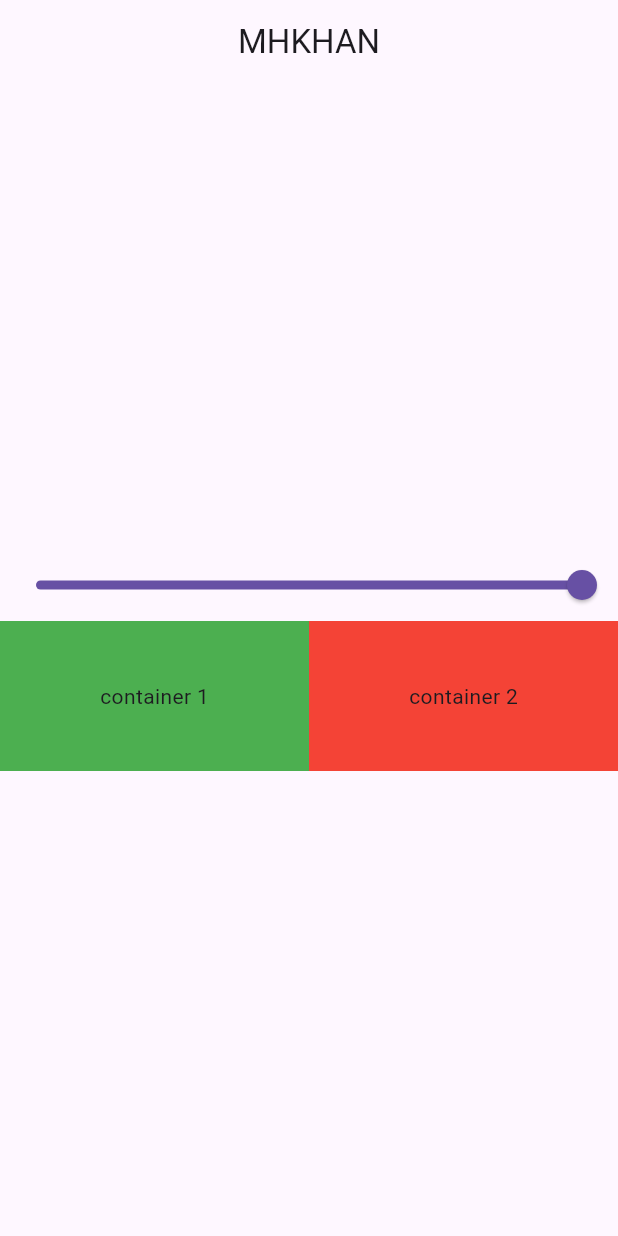
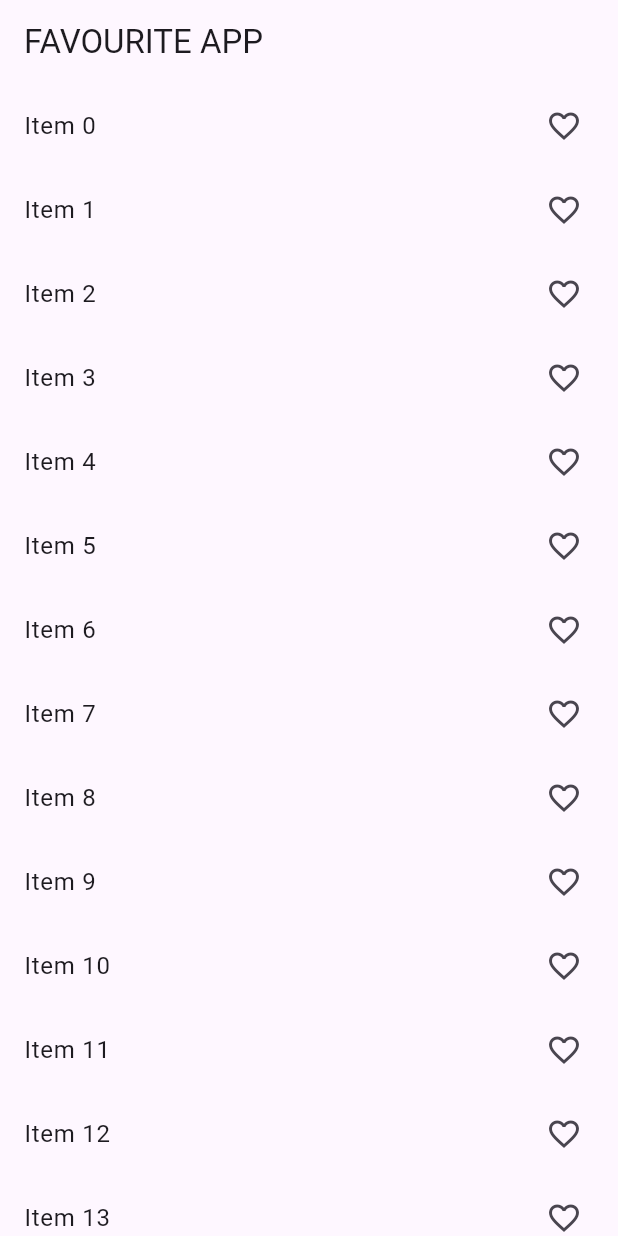
Before and after one commit to Haroonkhan934/practice_project, a Flutter app: the screen it shows after launch, on a phone screen of 412 x 824 dp. Run offline on Flutter 3.47's test engine with Material 3 defaults, Android fonts, the phone set to English and light mode, and no system bars.

Commit message:
changes occure

```diff
--- a/lib/main.dart
+++ b/lib/main.dart
@@ -4,6 +4,8 @@ import 'package:practice_project/provider/count_provider.dart';
 import 'package:practice_project/provider/example_one_provider.dart';
 import 'package:practice_project/screen/count_example.dart';
 import 'package:practice_project/screen/example_one.dart';
+import 'package:practice_project/screen/favourite/favourite_provider.dart';
+import 'package:practice_project/screen/favourite/favourite_screen.dart';
 import 'package:practice_project/statefull_widget_screen.dart';
 import 'package:practice_project/why_provider.dart';
 import 'package:provider/provider.dart';
@@ -23,11 +25,12 @@ class MyApp extends StatelessWidget {
         providers: [
           ChangeNotifierProvider(create: (_) => CountProvider()),
           ChangeNotifierProvider(create: (_) => ExampleOneProvider()),
+          ChangeNotifierProvider(create: (_) => FavouriteItemProvider()),
         ],
       child:MaterialApp(
         title: 'Flutter Demo',
         theme: ThemeData(primarySwatch: Colors.blue), // ThemeData
-        home: const ExampleOneScreen(),
+        home: const FavouriteScreen(),
       ) ,
     );
 
--- /dev/null
+++ b/lib/screen/favourite/favourite_provider.dart
@@ -0,0 +1,15 @@
+import 'package:flutter/foundation.dart';
+
+
+class FavouriteItemProvider with ChangeNotifier{
+  List<int> _selectedItem = [];
+  List<int> get selectedItem => _selectedItem;
+  void addItem(int value){
+    _selectedItem.add(value);
+    notifyListeners();
+  }
+  void removeItem(int value){
+    _selectedItem.remove(value);
+    notifyListeners();
+  }
+}
--- /dev/null
+++ b/lib/screen/favourite/favourite_screen.dart
@@ -0,0 +1,52 @@
+import 'package:flutter/material.dart';
+import 'package:provider/provider.dart';
+
+import 'favourite_provider.dart';
+
+
+class FavouriteScreen extends StatefulWidget {
+  const FavouriteScreen({super.key});
+
+  @override
+  State<FavouriteScreen> createState() => _FavouriteScreenState();
+}
+
+class _FavouriteScreenState extends State<FavouriteScreen> {
+  List<int> selectedItem = [];
+  @override
+  Widget build(BuildContext context) {
+    print('build');
+    return Scaffold(
+      appBar: AppBar(
+        title:  Text('FAVOURITE APP'),
+      ),
+      body: Column(
+        children: [
+          Expanded(
+            child: ListView.builder(
+                itemCount:100,
+             itemBuilder: (context, index){
+              return Consumer<FavouriteItemProvider>(builder: (context, value,child){
+               return ListTile(
+                  onTap: (){
+                    if(value.selectedItem.contains(index)){
+                      value.removeItem(index);
+                    }else {
+                      value.addItem(index);
+                    }
+
+                  },
+                  title : Text("Item "+index.toString()),
+                  trailing: Icon(
+                      value.selectedItem.contains(index)? Icons.favorite :Icons.favorite_border_outlined),
+
+                );
+              });
+                  },
+            ),
+          ),
+        ],
+      ),
+    );
+  }
+}
```
